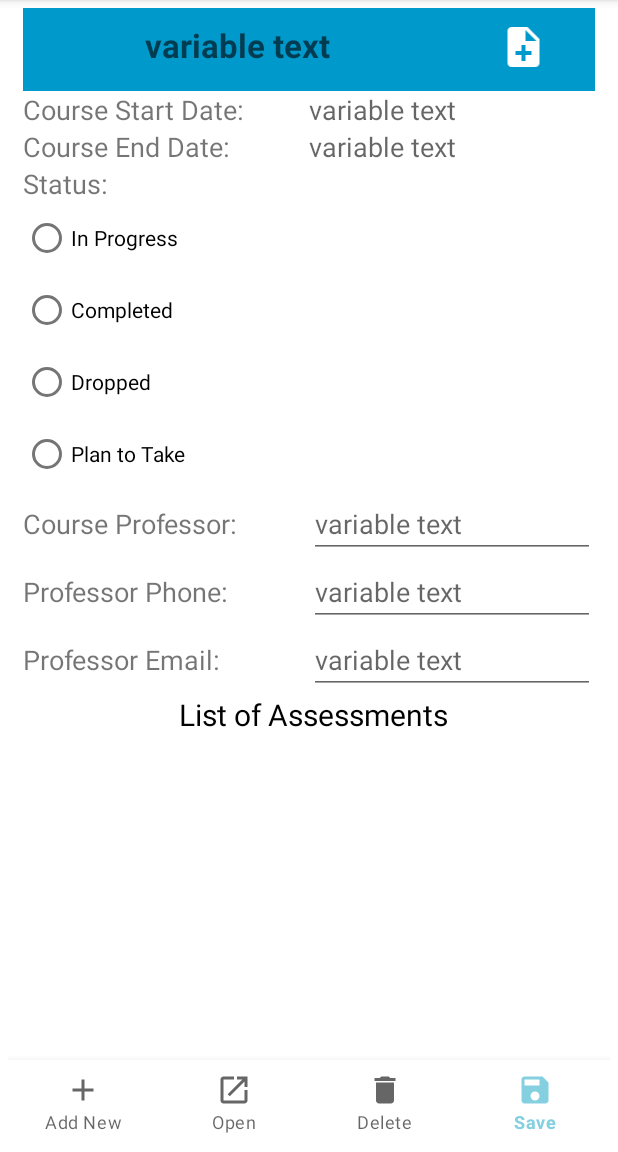
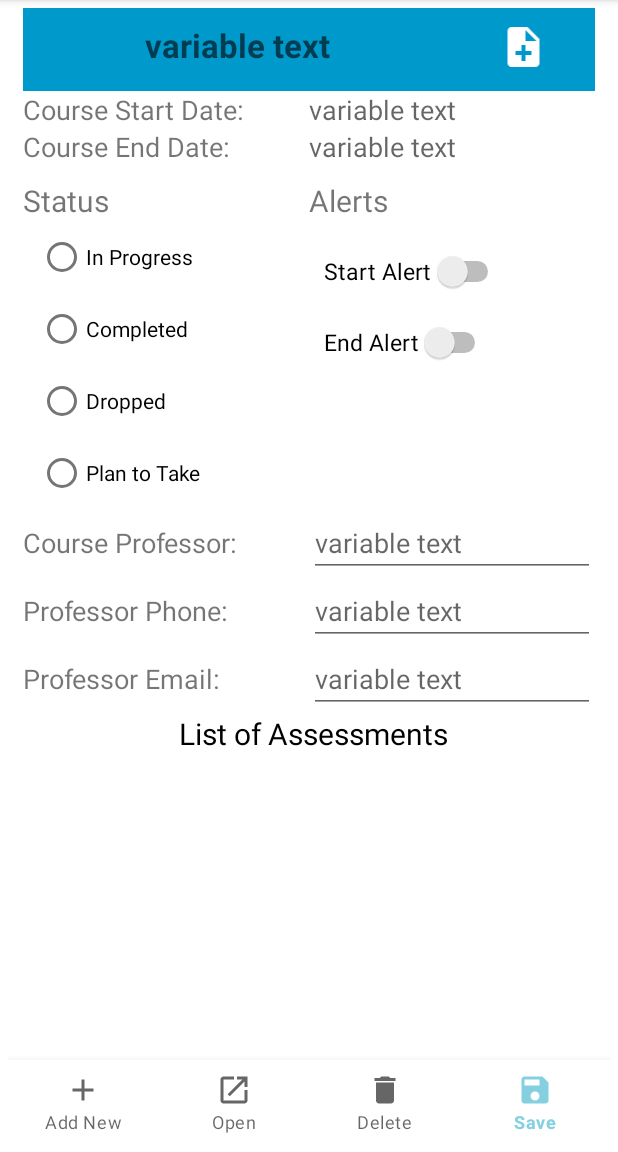
Before and after one commit to leebliss/schoolPlannerMobileApp, an Android app: the CourseDetail screen opened directly, with no data from a screen before it, item 4 of the bottom bar chosen, on a phone screen of 412 x 824 dp, the part 84-1236 px from its top. Run offline under Robolectric (Android 15) with nearby library versions, the phone set to English and light mode, and no system bars; 7 statements that could not run were skipped.

Commit message:
School Planner Mobile App Final project for WGU course C196

```diff
--- a/app/src/main/java/com/example/schoolplanner/AddCourseDialog.java
+++ b/app/src/main/java/com/example/schoolplanner/AddCourseDialog.java
@@ -100,7 +100,6 @@ public class AddCourseDialog extends AppCompatDialogFragment {
                         switchState = switchEndAlert.isChecked();
                         int endAlert = 0; //default
                         if(switchState) {endAlert = setEndReminder();} //set to the returned request ID for that reminder intent, needs to be saved for deletion if wanted
-                        //String status = editTextCourseStatus.getText().toString();
                         String professor = editTextCourseProfessor.getText().toString();
                         String phone = editTextCourseProfessorPhone.getText().toString();
                         String email = editTextCourseProfessorEmail.getText().toString();
@@ -226,6 +225,7 @@ public class AddCourseDialog extends AppCompatDialogFragment {
             notificationInfo = "The course named " + editTextName.getText().toString() + " has begun.";
             Intent intent = new Intent(getActivity(), CourseReminderBroadcast.class);
             intent.putExtra(COURSE_NOTIFICATION_INFO, notificationInfo);
+            intent.setAction("dialogReminder");
             //random number for request code for intent
             Random r = new Random();
             int randomRequestCode = r.nextInt(10000 - 1);
@@ -253,6 +253,7 @@ public class AddCourseDialog extends AppCompatDialogFragment {
             notificationInfo = "Your course '" + (editTextName.getText().toString()).toUpperCase() + "' has ended.";
             Intent intent = new Intent(getActivity(), CourseReminderBroadcast.class);
             intent.putExtra(COURSE_NOTIFICATION_INFO, notificationInfo);
+            intent.setAction("dialogReminder");
             //random number for request code for intent
             Random r = new Random();
             int randomRequestCode = r.nextInt(10000 - 1);
--- a/app/src/main/java/com/example/schoolplanner/AssessmentDetail.java
+++ b/app/src/main/java/com/example/schoolplanner/AssessmentDetail.java
@@ -406,7 +406,6 @@ public class AssessmentDetail extends AppCompatActivity {
         else return 1; //indicates time was in the past, reminder not set
     }
 
-
     private void cancelReminder(String reminderType){
 
         int requestCode = 0; //for holding code stored in startAlert or endAlert
--- a/app/src/main/java/com/example/schoolplanner/CourseDetail.java
+++ b/app/src/main/java/com/example/schoolplanner/CourseDetail.java
@@ -28,6 +28,7 @@ import android.widget.ListAdapter;
 import android.widget.ListView;
 import android.widget.RadioButton;
 import android.widget.ScrollView;
+import android.widget.Switch;
 import android.widget.TextView;
 import android.widget.Toast;
 import android.database.sqlite.SQLiteDatabase;
@@ -61,6 +62,8 @@ public class CourseDetail extends AppCompatActivity implements AddAssessmentDial
     private int endDate, endMonth,endYear, endHour, endMinute;
     //for course status
     private RadioButton inProgressRadio, completedRadio, droppedRadio,planToTakeRadio;
+    //for choosing alerts on or off
+    private Switch sAlert, eAlert;
     //for date picker
     private int mDate, mMonth, mYear;
     //TextView displayTermsText;
@@ -89,6 +92,7 @@ public class CourseDetail extends AppCompatActivity implements AddAssessmentDial
     String courseStartDate;
     String courseEndDate;
     String courseStatus;
+    int startAlert, endAlert;
     String courseProfessor;
     String courseProfessorPhone;
     String courseProfessorEmail;
@@ -125,9 +129,11 @@ public class CourseDetail extends AppCompatActivity implements AddAssessmentDial
                 courseStartDate = cursor.getString(2);
                 courseEndDate = cursor.getString(3);
                 courseStatus = cursor.getString(4);
-                courseProfessor = cursor.getString(5);
-                courseProfessorPhone = cursor.getString(6);
-                courseProfessorEmail = cursor.getString(7);
+                startAlert = cursor.getInt(5);
+                endAlert = cursor.getInt(6);
+                courseProfessor = cursor.getString(7);
+                courseProfessorPhone = cursor.getString(8);
+                courseProfessorEmail = cursor.getString(9);
             }
             //toast item
             //Toast.makeText(TermDetail.this, "" + courseNameOnly, Toast.LENGTH_SHORT).show();
@@ -145,21 +151,27 @@ public class CourseDetail extends AppCompatActivity implements AddAssessmentDial
         textViewEndDate = findViewById(R.id.courseEndDate);
         //String endHolder = "End Date: "+courseEndDate;
         textViewEndDate.setText(courseEndDate);
-
-        //set radio buttons based on assessment type value from DB
-        inProgressRadio = (RadioButton) findViewById(R.id.inProgressRadioButton);
+        //set radio buttons from DB
+        inProgressRadio = (RadioButton)findViewById(R.id.inProgressRadioButton);
         if(courseStatus.equals("in progress")){inProgressRadio.setChecked(true);}
         else{inProgressRadio.setChecked(false);}
-        completedRadio = (RadioButton) findViewById(R.id.completedRadioButton);
+        completedRadio = (RadioButton)findViewById(R.id.completedRadioButton);
         if(courseStatus.equals("completed")){completedRadio.setChecked(true);}
         else{completedRadio.setChecked(false);}
-        droppedRadio = (RadioButton) findViewById(R.id.droppedRadioButton);
+        droppedRadio = (RadioButton)findViewById(R.id.droppedRadioButton);
         if(courseStatus.equals("dropped")){droppedRadio.setChecked(true);}
         else{droppedRadio.setChecked(false);}
-        planToTakeRadio = (RadioButton) findViewById(R.id.planToTakeRadioButton);
+        planToTakeRadio = (RadioButton)findViewById(R.id.planToTakeRadioButton);
         if(courseStatus.equals("plan to take")){planToTakeRadio.setChecked(true);}
         else{planToTakeRadio.setChecked(false);}
-
+        //set value of start alert switch
+        sAlert = (Switch)findViewById(R.id.courseStartAlert);
+        if(startAlert == 0){sAlert.setChecked(false);}
+        else{sAlert.setChecked(true);} //it's holding the request ID for the reminder intent
+        //set value of end alert switch
+        eAlert = (Switch) findViewById(R.id.courseEndAlert);
+        if(endAlert == 0){eAlert.setChecked(false);}
+        else{eAlert.setChecked(true);} //it's holding the request ID for the reminder intent
         professor = findViewById(R.id.courseProfessor);
         //String professorHolder = "Professor: "+courseProfessor;
         professor.setText(courseProfessor);
@@ -185,7 +197,7 @@ public class CourseDetail extends AppCompatActivity implements AddAssessmentDial
         startHour = 8;
         startMinute = 0;
         endHour = 20;
-        endMinute = 0;
+        endMinute = 2;
         //call local viewData method
         viewData();
 
@@ -311,12 +323,34 @@ public class CourseDetail extends AppCompatActivity implements AddAssessmentDial
                         //for the planToTake radio
                         Boolean planToTakeRadioState = planToTakeRadio.isChecked();
                         if(planToTakeRadioState) {status = "plan to take";}
+                        //for a start alert
+                        Boolean startSwitchState = sAlert.isChecked();
+                        int startAlert = 0; //default
+                        if(startSwitchState) {
+                            //delete previous reminder and set new one anytime switchState is true on save
+                            cancelReminder("start");
+                            startAlert = setStartReminder(); //set to the returned request ID for that reminder intent, needs to be saved for deletion if wanted
+                        }
+                        else{  //cancel old reminder since no longer checked
+                            cancelReminder("start");
+                        }
+                        //for an end alert
+                        Boolean endSwitchState = eAlert.isChecked();
+                        int endAlert = 0; //default
+                        if(endSwitchState) {
+                            //delete previous reminder and set new one anytime switchState is true on save
+                            cancelReminder("stop");
+                            endAlert = setEndReminder(); //set to the returned request ID for that reminder intent, needs to be saved for deletion if wanted
+                        }
+                        else{  //cancel old reminder since no longer checked
+                            cancelReminder("stop");
+                        }
                         String courseProfessor = professor.getText().toString();
                         String courseProfessorPhone = professorPhone.getText().toString();
                         String courseProfessorEmail = professorEmail.getText().toString();
 
                         //save the changes
-                        Boolean checkSavedChanges = dbHelper.updateCourseData(courseID,courseName,courseStart,courseEnd,status,courseProfessor,courseProfessorPhone,courseProfessorEmail);
+                        Boolean checkSavedChanges = dbHelper.updateCourseData(courseID,courseName,courseStart,courseEnd,status,startAlert,endAlert,courseProfessor,courseProfessorPhone,courseProfessorEmail);
                         //test for success
                         if(checkSavedChanges) {
                             Toast.makeText(CourseDetail.this, "Changes saved.", Toast.LENGTH_SHORT).show();
@@ -438,9 +472,9 @@ public class CourseDetail extends AppCompatActivity implements AddAssessmentDial
         intent.putExtra(ASSESSMENT_ID, ID);
         startActivity(intent);
     }
+
     //////////////for notifications//////////////////
     private void createNotificationChannel() {
-
         CharSequence name = "ReminderChannel";
         String description = "Channel for reminders";
         int importance = NotificationManager.IMPORTANCE_DEFAULT;
@@ -450,8 +484,8 @@ public class CourseDetail extends AppCompatActivity implements AddAssessmentDial
         NotificationManager notificationManager = this.getSystemService(NotificationManager.class);
         notificationManager.createNotificationChannel(channel);
     }
+
     private int setStartReminder(){
-
         //get present time for testing that reminder time is in the future, alarms set for the past will go off immediately
         long presentTime= System.currentTimeMillis();
         //variables for calendar
@@ -464,21 +498,22 @@ public class CourseDetail extends AppCompatActivity implements AddAssessmentDial
             notificationInfo = "The course named " + titleText.getText().toString() + " has begun.";
             Intent intent = new Intent(CourseDetail.this, CourseReminderBroadcast.class);
             intent.putExtra(COURSE_NOTIFICATION_INFO, notificationInfo);
+            intent.setAction("detailReminder");
             //random number for request code for intent
             Random r = new Random();
             int randomRequestCode = r.nextInt(10000 - 1);
-            PendingIntent pendingIntent = PendingIntent.getBroadcast(this, randomRequestCode, intent, 0);
-            AlarmManager alarmManager = (AlarmManager)this.getSystemService(Context.ALARM_SERVICE);
+            PendingIntent pendingIntent = PendingIntent.getBroadcast(CourseDetail.this, randomRequestCode, intent, 0);
+            AlarmManager alarmManager = (AlarmManager)(CourseDetail.this).getSystemService(Context.ALARM_SERVICE);
             alarmManager.setExact(AlarmManager.RTC_WAKEUP, startConvertedToMillis, pendingIntent);
             //for testing
-            Toast.makeText(this, String.valueOf(startConvertedToMillis), Toast.LENGTH_SHORT).show();
+            Toast.makeText(CourseDetail.this, String.valueOf(startConvertedToMillis), Toast.LENGTH_SHORT).show();
             //return the randomRequestCode to store for later deletion of intent
             return randomRequestCode;
         }
         else return 1; //indicates time was in the past, reminder not set
     }
+
     private int setEndReminder(){
-
         //get present time for testing that reminder time is in the future, alarms set for the past will go off immediately
         long presentTime= System.currentTimeMillis();
         //variables for calendar
@@ -489,21 +524,49 @@ public class CourseDetail extends AppCompatActivity implements AddAssessmentDial
         if(startConvertedToMillis>presentTime) {
             //set value of assessmentInfo to be passed as intent extra
             notificationInfo = "Your course '" + (titleText.getText().toString()).toUpperCase() + "' has ended.";
-            Intent intent = new Intent(this, CourseReminderBroadcast.class);
+            Intent intent = new Intent(CourseDetail.this, CourseReminderBroadcast.class);
             intent.putExtra(COURSE_NOTIFICATION_INFO, notificationInfo);
+            intent.setAction("detailReminder");
             //random number for request code for intent
             Random r = new Random();
             int randomRequestCode = r.nextInt(10000 - 1);
-            PendingIntent pendingIntent = PendingIntent.getBroadcast(this, randomRequestCode, intent, 0);
-            AlarmManager alarmManager = (AlarmManager)this.getSystemService(Context.ALARM_SERVICE);
+            PendingIntent pendingIntent = PendingIntent.getBroadcast(CourseDetail.this, randomRequestCode, intent, 0);
+            AlarmManager alarmManager = (AlarmManager)(CourseDetail.this).getSystemService(Context.ALARM_SERVICE);
             alarmManager.setExact(AlarmManager.RTC_WAKEUP, startConvertedToMillis, pendingIntent);
             //for testing
-            Toast.makeText(this, String.valueOf(startConvertedToMillis), Toast.LENGTH_SHORT).show();
+            Toast.makeText(CourseDetail.this, String.valueOf(startConvertedToMillis), Toast.LENGTH_SHORT).show();
             //return the randomRequestCode to store for later deletion of intent
             return randomRequestCode;
         }
         else return 1; //indicates time was in the past, reminder not set
     }
+
+    private void cancelReminder(String reminderType){
+        int requestCode = 0; //for holding code stored in startAlert or endAlert
+        Cursor cursor = dbHelper.getDataByName(nameOfCourseSelected, "CourseInfo");
+        if (cursor.getCount() == 0) {
+            Toast.makeText(CourseDetail.this, "Request Code Error.", Toast.LENGTH_SHORT).show();
+        }
+        else {
+            while (cursor.moveToNext()) {
+                if (reminderType.equals("start")) {
+                    requestCode = cursor.getInt(5); //5 is startAlert
+                    //for testing
+                    Toast.makeText(CourseDetail.this, String.valueOf(requestCode), Toast.LENGTH_SHORT).show();
+                }
+                if (reminderType.equals("end")) {
+                    requestCode = cursor.getInt(6); //6 is endAlert
+                }
+            }
+        }
+        //use request code to cancel reminder
+        AlarmManager alarmManager = (AlarmManager)(CourseDetail.this).getSystemService(Context.ALARM_SERVICE);
+        Intent myIntent = new Intent(CourseDetail.this, CourseReminderBroadcast.class);
+        PendingIntent pendingIntent = PendingIntent.getBroadcast(CourseDetail.this, requestCode, myIntent, PendingIntent.FLAG_CANCEL_CURRENT);
+        pendingIntent.cancel();
+        alarmManager.cancel(pendingIntent);
+    }
+
     public void goHome(){
         Intent intent =new Intent(this, MainActivity.class);
         startActivity(intent);
--- a/app/src/main/java/com/example/schoolplanner/CourseReminderBroadcast.java
+++ b/app/src/main/java/com/example/schoolplanner/CourseReminderBroadcast.java
@@ -29,7 +29,7 @@ public class CourseReminderBroadcast extends BroadcastReceiver {
             int randomID = r.nextInt(10000 - 1);
             notificationManager.notify(randomID, builder.build());
         }
-        else if(action.equals("detailReminder")) {  //must be detail calling
+        else if(action.equals("detailReminder")){  //must be detail calling
             String notificationInfo = intent.getExtras().getString(CourseDetail.COURSE_NOTIFICATION_INFO, "Chubba Wubs");
             NotificationCompat.Builder builder = new NotificationCompat.Builder(context, "dueAlert")
                     .setSmallIcon(R.drawable.alert_png1)
--- a/app/src/main/java/com/example/schoolplanner/DBHelper.java
+++ b/app/src/main/java/com/example/schoolplanner/DBHelper.java
@@ -150,13 +150,15 @@ public class DBHelper extends SQLiteOpenHelper {
         }
     }
 
-    public Boolean updateCourseData(int courseID, String name, String start, String end, String status, String professor, String phone, String email){
+    public Boolean updateCourseData(int courseID, String name, String start, String end, String status, int startAlert, int endAlert, String professor, String phone, String email){
         SQLiteDatabase DB = this.getWritableDatabase();
         ContentValues contentValues = new ContentValues();
         contentValues.put("courseName", name);
         contentValues.put("startDate", start);
         contentValues.put("endDate", end);
         contentValues.put("status", status);
+        contentValues.put("startAlert", startAlert);
+        contentValues.put("endAlert", endAlert);
         contentValues.put("professor", professor);
         contentValues.put("phone", phone);
         contentValues.put("email", email);
--- a/app/src/main/res/layout/activity_course_detail.xml
+++ b/app/src/main/res/layout/activity_course_detail.xml
@@ -104,55 +104,117 @@
                             android:textSize="18dp" />
                     </LinearLayout>
 
-                    <TextView
-                        android:id="@+id/courseStatusTitle"
+                    <LinearLayout
+                        android:id="@+id/statusAndAlertHeadings"
                         android:layout_width="match_parent"
                         android:layout_height="wrap_content"
-                        android:layout_below="@id/courseEndLayout"
                         android:layout_marginLeft="10dp"
                         android:layout_marginRight="10dp"
-                        android:text="Status:"
-                        android:textSize="18dp" />
+                        android:layout_marginTop="10dp"
+                        android:layout_below="@+id/courseEndLayout"
+                        >
+                        <TextView
+                            android:textSize="20dp"
+                            android:text="Status"
+                            android:id="@+id/courseStatusTitle"
+                            android:layout_width="0dp"
+                            android:layout_height="wrap_content"
+                            android:layout_weight="1"
+                            />
+                        <TextView
+                            android:textSize="20dp"
+                            android:text="Alerts"
+                            android:id="@+id/alertTitle"
+                            android:layout_width="0dp"
+                            android:layout_height="wrap_content"
+                            android:layout_weight="1"
+                            android:layout_below="@id/courseStatusTitle"
+                            />
+                    </LinearLayout>
 
+                    <LinearLayout
+                        android:id="@+id/radioAndSwitchLayout"
+                        android:layout_width="match_parent"
+                        android:layout_height="wrap_content"
+                        android:layout_marginLeft="10dp"
+                        android:layout_marginRight="10dp"
+                        android:layout_below="@+id/statusAndAlertHeadings"
+                        >
+                        <LinearLayout
+                            android:id="@+id/radioGroupLayout"
+                            android:layout_width="0dp"
+                            android:layout_height="wrap_content"
+                            android:layout_weight="1"
+                            android:layout_marginLeft="10dp"
+                            android:layout_marginRight="10dp"
+                            android:layout_below="@+id/courseStatusTitle"
+                            >
                             <RadioGroup
-                        android:id="@+id/courseStatusRadioGroup"
                                 android:layout_width="wrap_content"
                                 android:layout_height="wrap_content"
-                        android:layout_below="@+id/courseStatusTitle"
-                        android:layout_marginLeft="10dp"
-                        android:layout_marginRight="10dp"
-                        android:text="End Date">
-
+                                android:text ="End Date"
+                                android:id="@+id/courseStatusRadioGroup"
+                                >
                                 <RadioButton
                                     android:id="@+id/inProgressRadioButton"
                                     android:layout_width="wrap_content"
                                     android:layout_height="wrap_content"
-                            android:text="In Progress" />
-
+                                    android:text ="In Progress"
+                                    />
                                 <RadioButton
                                     android:id="@+id/completedRadioButton"
                                     android:layout_width="wrap_content"
                                     android:layout_height="wrap_content"
-                            android:text="Completed" />
-
+                                    android:text ="Completed"
+                                    />
                                 <RadioButton
                                     android:id="@+id/droppedRadioButton"
                                     android:layout_width="wrap_content"
                                     android:layout_height="wrap_content"
-                            android:text="Dropped" />
-
+                                    android:text ="Dropped"
+                                    />
                                 <RadioButton
                                     android:id="@+id/planToTakeRadioButton"
                                     android:layout_width="wrap_content"
                                     android:layout_height="wrap_content"
-                            android:text="Plan to Take" />
+                                    android:text ="Plan to Take"
+                                    />
                             </RadioGroup>
+                        </LinearLayout>
+                        <RelativeLayout
+                            android:id="@+id/switchLayout"
+                            android:layout_width="0dp"
+                            android:layout_height="wrap_content"
+                            android:layout_weight="1"
+                            android:layout_marginLeft="10dp"
+                            android:layout_marginRight="10dp"
+                            android:layout_marginTop="20dp"
+                            >
+                            <Switch
+                                android:id="@+id/courseStartAlert"
+                                android:layout_width="wrap_content"
+                                android:layout_height="wrap_content"
+                                android:checked="false"
+                                android:text="Start Alert"
+                                android:textSize="15dp" />
+                            <Switch
+                                android:textSize="15dp"
+                                android:text="End Alert"
+                                android:checked="false"
+                                android:id="@+id/courseEndAlert"
+                                android:layout_width="wrap_content"
+                                android:layout_height="wrap_content"
+                                android:layout_below="@id/courseStartAlert"
+                                android:layout_marginTop="20dp"
+                                />
+                        </RelativeLayout>
+                    </LinearLayout>
 
                     <LinearLayout
                         android:id="@+id/courseProfessorLayout"
                         android:layout_width="match_parent"
                         android:layout_height="wrap_content"
-                        android:layout_below="@id/courseStatusRadioGroup"
+                        android:layout_below="@id/radioAndSwitchLayout"
                         android:layout_marginLeft="10dp"
                         android:layout_marginRight="10dp">
 
```
Lines whose indentation alone changed are shown as unchanged.
